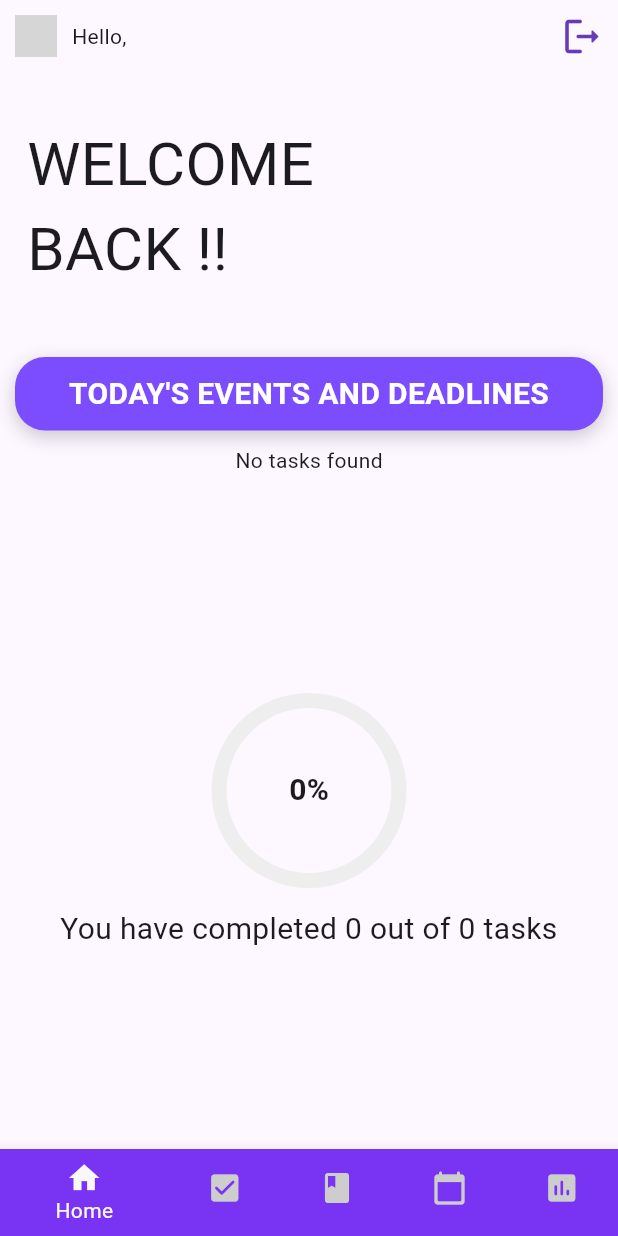
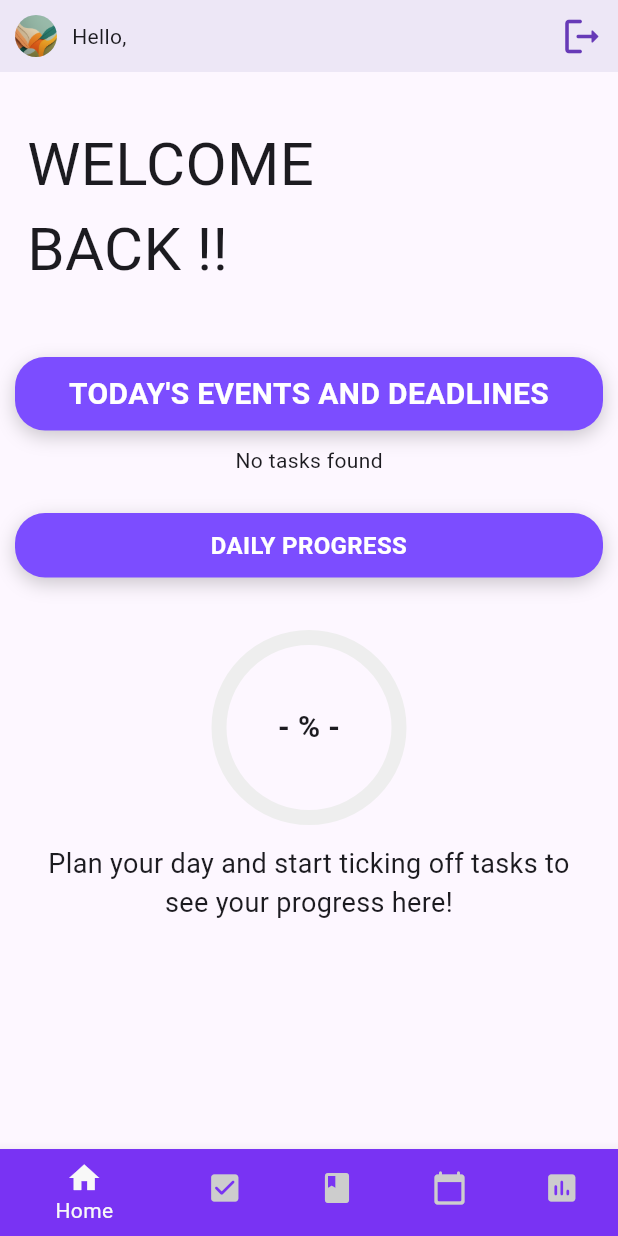
Before and after one commit to Soorya-Kumar/Student-Productivity-App, a Flutter app: the screen it shows once a user with an empty profile is signed in, on a phone screen of 412 x 824 dp. Run offline on Flutter 3.47's test engine with Material 3 defaults, Android fonts, the light colour scheme and no system bars; our stand-ins replace cloud_firestore, firebase_auth, firebase_core, firebase_storage, flutter_riverpod, image_picker; accounts and stored records are empty; grey boxes are pictures that could not be loaded.

Commit message:
updated homepage

```diff
--- a/lib/screens/main_home_screen.dart
+++ b/lib/screens/main_home_screen.dart
@@ -34,7 +34,7 @@ class MainHomeScreen extends ConsumerWidget {
       child: Scaffold(
         body: Column(
           children: [
-            UserProfileWidget(),
+            const UserProfileWidget(),
             Expanded(
               child: CustomScrollView(
                   slivers: <Widget>[
@@ -82,14 +82,58 @@ class MainHomeScreen extends ConsumerWidget {
 
                    const TodayTasksPage(),
 
-                    const SliverToBoxAdapter(child: SizedBox(height: 150)),
+                   const SliverToBoxAdapter(child: SizedBox(height: 15)),
+
+                   SliverToBoxAdapter(
+                      child: Container(
+                        margin: const EdgeInsets.all(10),
+                        padding: const EdgeInsets.symmetric(vertical: 10),
+                        decoration: BoxDecoration(
+                          color: Colors.deepPurpleAccent,
+                          borderRadius: BorderRadius.circular(20),
+                          boxShadow: [
+                            BoxShadow(
+                              color: Colors.black.withOpacity(0.2),
+                              spreadRadius: 0,
+                              blurRadius: 10,
+                              offset: const Offset(0, 4),
+                            ),
+                          ],
+                        ),
+
+                        child: const Text(
+                          'DAILY PROGRESS',
+                          textAlign: TextAlign.center,
+                          style: TextStyle(
+                              fontSize: 16,
+                              color: Colors.white,
+                              fontWeight: FontWeight.bold),
+                        ),
+                      ),
+                    ),
+
+                    const SliverToBoxAdapter(child: SizedBox(height: 30)),
                     SliverToBoxAdapter(
                       child: SizedBox(
                         height: 120,
-                        child: PercentIndicator(percentage: percent),
+                        child: PercentIndicator(completed: dailyPlannerState.completedTasks, total: dailyPlannerState.totalTasks),
                       ),
                     ),
 
+
+                    if(dailyPlannerState.totalTasks == 0)
+                    const SliverToBoxAdapter(
+                      child: Padding(
+                        padding: EdgeInsets.all(18.0),
+                        child: Text(
+                          'Plan your day and start ticking off tasks to see your progress here!',
+                          textAlign: TextAlign.center,
+                          style: TextStyle(fontSize: 18),
+                        ),
+                      ),
+                    ),
+
+                    if(dailyPlannerState.totalTasks != 0)
                     SliverToBoxAdapter(
                       child: Padding(
                         padding: const EdgeInsets.all(18.0),
--- a/lib/screens/user_profile.dart
+++ b/lib/screens/user_profile.dart
@@ -41,11 +41,15 @@ class _UserProfileWidgetState extends State<UserProfileWidget> {
 
   @override
   Widget build(BuildContext context) {
-    return Row(
+    return Container(
+      color: Colors.deepPurple[50],
+      child: Row(
         children: [
           const SizedBox(width: 10),
           CircleAvatar(
-          backgroundImage: NetworkImage(profilePhotoUrl),
+            backgroundImage: profilePhotoUrl != ''
+                ? NetworkImage(profilePhotoUrl)
+                : Image.asset('assets/unnamed.png').image,
             radius: 14,
           ),
           const SizedBox(width: 10),
@@ -61,6 +65,7 @@ class _UserProfileWidgetState extends State<UserProfileWidget> {
             iconSize: 30,
           ),
         ],
+      ),
     );
   }
 }
--- a/lib/to-do_list/today_task_page.dart
+++ b/lib/to-do_list/today_task_page.dart
@@ -21,13 +21,13 @@ class TodayTasksPage extends StatelessWidget {
           .snapshots(),
       builder: (ctx, snapshots) {
         if (snapshots.connectionState == ConnectionState.waiting) {
-          return const SliverFillRemaining(
+          return const SliverToBoxAdapter(
             child: Center(child: CircularProgressIndicator()),
           );
         }
 
         if (snapshots.hasError) {
-          return const SliverFillRemaining(
+          return const SliverToBoxAdapter(
             child: Center(child: Text('SOMETHING WENT WRONG..')),
           );
         }
@@ -44,6 +44,28 @@ class TodayTasksPage extends StatelessWidget {
         List todayTasks = tasks.where((task) {
           return task['date'].toString().substring(0, 10) == today;
         }).toList();
+
+        if (todayTasks.isEmpty) {
+          return SliverToBoxAdapter(
+            child: Container(
+              padding: const EdgeInsets.symmetric(horizontal: 12),
+              color: Colors.deepPurple[50],
+              alignment: Alignment.center,
+              child: const Column(
+                  children: [
+                    SizedBox(
+                      height: 20,
+                    ),
+                    Text('No tasks today !!!\nBut you can always do tomorrow\'s tasks'),
+                    SizedBox(
+                      height: 20,
+                    ),
+                  ],
+                ),
+
+            ),
+          );
+        }
 
         return SliverList(
           delegate: SliverChildBuilderDelegate(
--- a/lib/widgets/percent_tracer.dart
+++ b/lib/widgets/percent_tracer.dart
@@ -1,17 +1,37 @@
 import 'package:flutter/material.dart';
 
 class PercentIndicator extends StatelessWidget {
-  const PercentIndicator({required this.percentage, super.key});
+  const PercentIndicator({required this.completed, required this.total, super.key});
 
-  final double percentage;
+  final int completed;
+  final int total;
   @override
   Widget build(BuildContext context) {
+
+    double percentage;
+    if(total == 0){
+      percentage = 0.0;
+    } else {
+      percentage = completed / total;
+    }
+
     return SizedBox(
       height: 200,
       width: 200,
       child: Stack(
             alignment: Alignment.center,
             children: [
+
+            if (total == 0)
+              const Text(
+                '- % -',
+                style: TextStyle(
+                  fontSize: 20,
+                  fontWeight: FontWeight.bold,
+                ),
+              ),
+
+            if (total != 0)
               Text(
                 '${(percentage * 100).toInt()}%',
                 style: const TextStyle(
@@ -19,6 +39,7 @@ class PercentIndicator extends StatelessWidget {
                   fontWeight: FontWeight.bold,
                 ),
               ),
+
               SizedBox(
                 width: 120,
                 height: 120,
```
Lines whose indentation alone changed are shown as unchanged.
